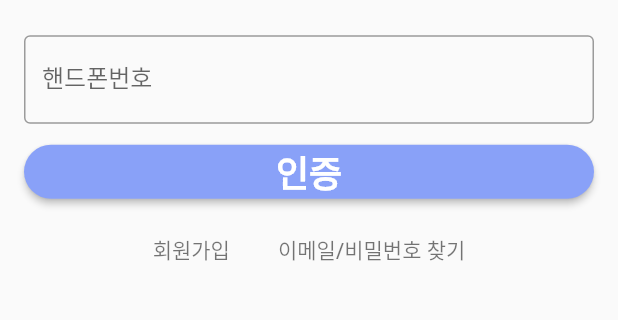
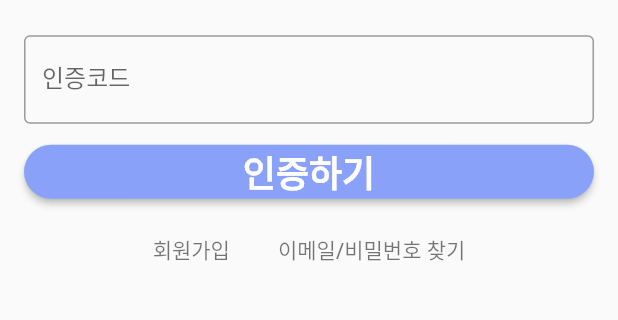
Before and after one commit to alexcho617/do-it-church, a Flutter app: the screen it shows after launch, on a phone screen of 412 x 824 dp, the part 588-908 px from its top. Run offline on Flutter 3.47's test engine with Material 2 defaults, Android fonts, the phone set to English and light mode, and no system bars; our stand-ins replace cloud_firestore, firebase_auth, firebase_core; accounts and stored records are empty.

Commit message:
stash login widget

```diff
--- a/lib/components/loginWidget.dart
+++ b/lib/components/loginWidget.dart
@@ -9,12 +9,13 @@ class LoginWidget extends StatefulWidget {
 
   final String textInput;
   final String buttonInput;
-
   @override
   _LoginWidgetState createState() => _LoginWidgetState();
 }
 
 class _LoginWidgetState extends State<LoginWidget> {
+  final phoneController = TextEditingController();
+
   @override
   Widget build(BuildContext context) {
     return Column(
@@ -24,6 +25,7 @@ class _LoginWidgetState extends State<LoginWidget> {
         Padding(
           padding: const EdgeInsets.symmetric(horizontal: 16.0, vertical: 4),
           child: TextField(
+            controller: phoneController,
             decoration: InputDecoration(
               border: OutlineInputBorder(),
               labelText: widget.textInput,
--- a/lib/screens/login.dart
+++ b/lib/screens/login.dart
@@ -6,6 +6,11 @@ import 'package:flutter/material.dart';
 import 'notice_list.dart';
 import 'package:firebase_auth/firebase_auth.dart';
 import 'package:do_it_church/components/loginWidget.dart';
+
+enum MobileVerificationState {
+  SHOW_MOBILE_FORM_STATE,
+  SHOW_OPT_FORM_STATE,
+}
 
 //LOG IN SCREEN///////////////////////////////
 class LoginRoute extends StatefulWidget {
@@ -16,6 +21,24 @@ class LoginRoute extends StatefulWidget {
 }
 
 class _LoginRouteState extends State<LoginRoute> {
+  //final currentState = MobileVerificationState.SHOW_MOBILE_FORM_STATE;
+  final currentState = MobileVerificationState.SHOW_OPT_FORM_STATE;
+
+  getMobileFormWidget(context) {
+    print('getMobile called');
+    return (LoginWidget(
+      textInput: '핸드폰번호',
+      buttonInput: '인증코드 받기',
+    ));
+  }
+
+  getOtpFormWidget(context) {
+    return (LoginWidget(
+      textInput: '인증코드',
+      buttonInput: '인증하기',
+    ));
+  }
+
   @override
   Widget build(BuildContext context) {
     return MaterialApp(
@@ -35,10 +58,12 @@ class _LoginRouteState extends State<LoginRoute> {
               SizedBox(
                 height: 20,
               ),
-              LoginWidget(
-                textInput: '핸드폰번호',
-                buttonInput: '인증',
-              ),
+              Container(
+                child: currentState ==
+                        MobileVerificationState.SHOW_MOBILE_FORM_STATE
+                    ? getMobileFormWidget(context)
+                    : getOtpFormWidget(context),
+              )
             ],
           ),
         ),
```
